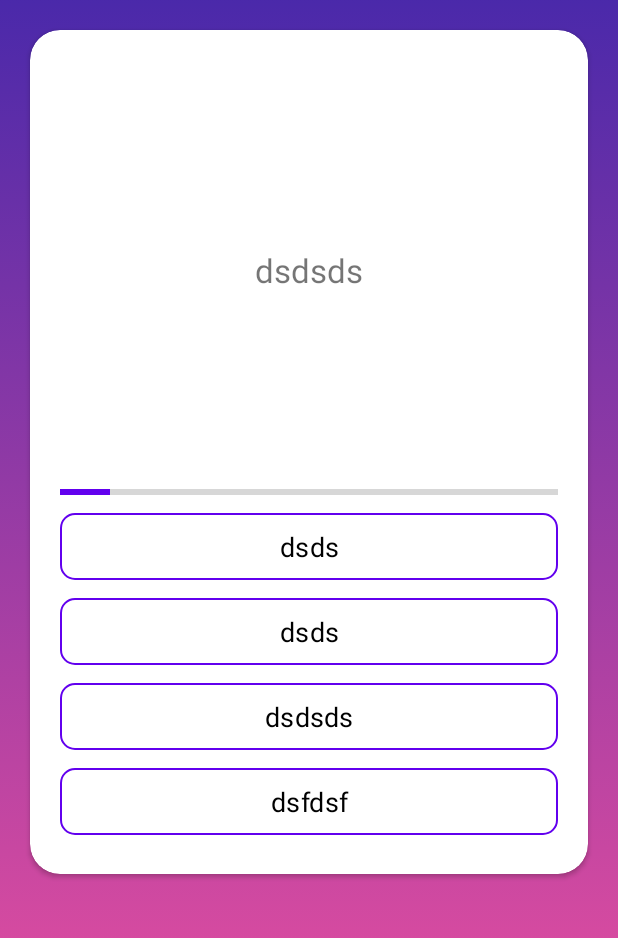
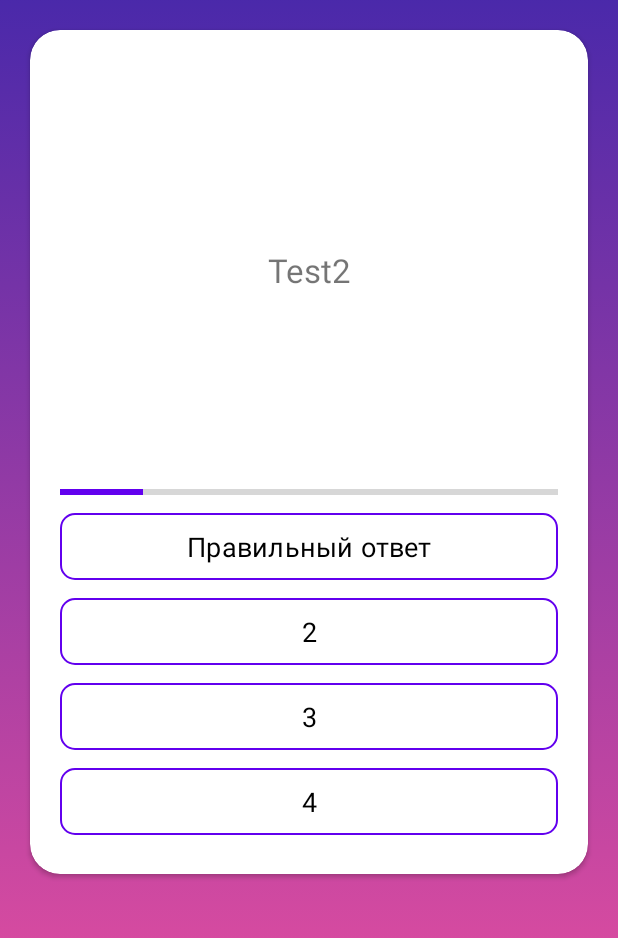
Before and after one commit to JustCircleProd/BeauTiful-k-pop-quizzeS, an Android app: the screen it shows after launch (QuizActivity), after a tap on "Текстовые вопросы", on a phone screen of 412 x 824 dp, the part 192-1130 px from its top. Run offline under Robolectric (Android 15) with nearby library versions, the phone set to English and light mode, and no system bars.

Commit message:
QuizActivity now work, show correct and wrong answers, counting correct answers

```diff
--- a/app/src/main/AndroidManifest.xml
+++ b/app/src/main/AndroidManifest.xml
@@ -10,7 +10,8 @@
         android:roundIcon="@mipmap/ic_launcher_round"
         android:supportsRtl="true"
         android:theme="@style/Theme.NoActionBar">
-        <activity android:name=".QuizActivity"></activity>
+        <activity android:name=".ResultActivity"></activity>
+        <activity android:name=".QuizActivity" />
         <activity
             android:name=".MainActivity"
             android:screenOrientation="portrait">
--- a/app/src/main/java/ru/mytest/onlybtsfuns/MainActivity.kt
+++ b/app/src/main/java/ru/mytest/onlybtsfuns/MainActivity.kt
@@ -20,10 +20,11 @@ class MainActivity : AppCompatActivity() {
         }
 
         binding.textQuestions.setOnClickListener {
-            val questions = TextQuestionStorage.getTextQuestions(2)
+            val questions = TextQuestionStorage.getTextQuestions(6)
             val intent = Intent(this, QuizActivity::class.java)
             intent.putExtra("questions", questions)
             startActivity(intent)
+            finish()
         }
 
         binding.imageQuestions.setOnClickListener {
--- a/app/src/main/java/ru/mytest/onlybtsfuns/dataClasses/TextQuestionStorage.kt
+++ b/app/src/main/java/ru/mytest/onlybtsfuns/dataClasses/TextQuestionStorage.kt
@@ -4,14 +4,54 @@ object TextQuestionStorage {
     fun getTextQuestions(count: Int): Array<TextQuestion> {
         return listOf(
             TextQuestion(
-                "dsdsds",
-                arrayOf("dsds", "dsds", "dsdsds", "dsfdsf"),
+                "Test2",
+                arrayOf("Правильный ответ", "2", "3", "4"),
                 1
             ),
             TextQuestion(
-                "dsdsds",
-                arrayOf("dsds", "dsds", "dsdfsfds", "dsdsfsdf"),
+                "Test1",
+                arrayOf("1", "2", "3", "Правильный ответ"),
+                4
+            ),
+            TextQuestion(
+                "Test2",
+                arrayOf("Правильный ответ", "2", "3", "4"),
                 1
+            ),
+            TextQuestion(
+                "Test1",
+                arrayOf("1", "2", "3", "Правильный ответ"),
+                4
+            ),
+            TextQuestion(
+                "Test2",
+                arrayOf("Правильный ответ", "2", "3", "4"),
+                1
+            ),
+            TextQuestion(
+                "Test1",
+                arrayOf("1", "2", "3", "Правильный ответ"),
+                4
+            ),
+            TextQuestion(
+                "Test2",
+                arrayOf("Правильный ответ", "2", "3", "4"),
+                1
+            ),
+            TextQuestion(
+                "Test1",
+                arrayOf("1", "2", "3", "Правильный ответ"),
+                4
+            ),
+            TextQuestion(
+                "Test2",
+                arrayOf("Правильный ответ", "2", "3", "4"),
+                1
+            ),
+            TextQuestion(
+                "Test1",
+                arrayOf("1", "2", "3", "Правильный ответ"),
+                4
             ),
         ).shuffled().take(count).toTypedArray()
     }
--- a/app/src/main/res/layout/activity_quiz.xml
+++ b/app/src/main/res/layout/activity_quiz.xml
@@ -63,7 +63,7 @@
                     android:layout_width="match_parent"
                     android:layout_height="wrap_content"
                     android:indeterminate="false"
-                    android:max="10"
+                    android:max="6"
                     android:progress="1"
                     android:progressTint="@color/purple_500" />
 
--- a/app/src/main/res/values/colors.xml
+++ b/app/src/main/res/values/colors.xml
@@ -10,4 +10,6 @@
     <color name="black">#FF000000</color>
     <color name="white">#FFFFFFFF</color>
     <color name="hint_text_color">#757575</color>
+    <color name="correct_answer_color">#87D68C</color>
+    <color name="incorrect_answer_color">#F39494</color>
 </resources>
```
Also changed, not shown: app/src/main/java/ru/mytest/onlybtsfuns/QuizActivity.kt (+116 -14 lines), app/src/main/java/ru/mytest/onlybtsfuns/ResultActivity.kt (added, +11 -0 lines), app/src/main/res/layout/activity_result.xml (added, +9 -0 lines).
